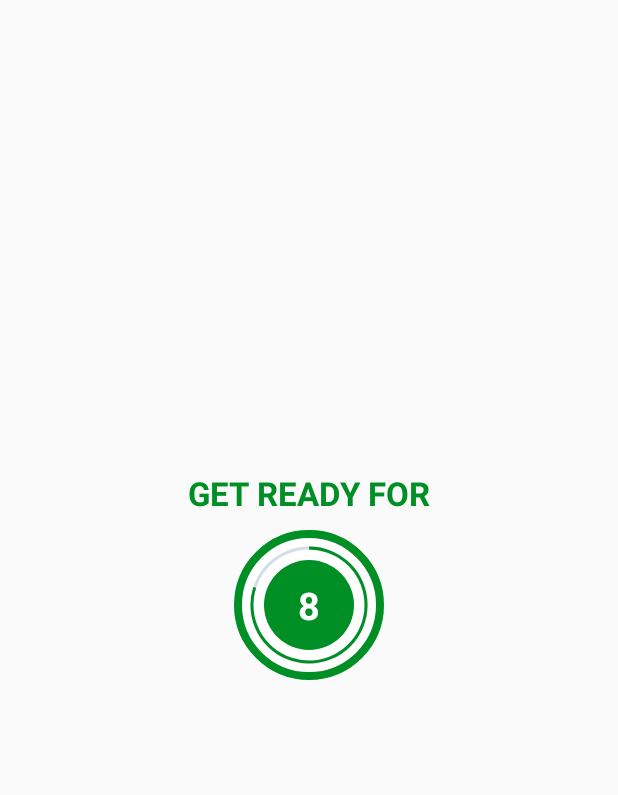
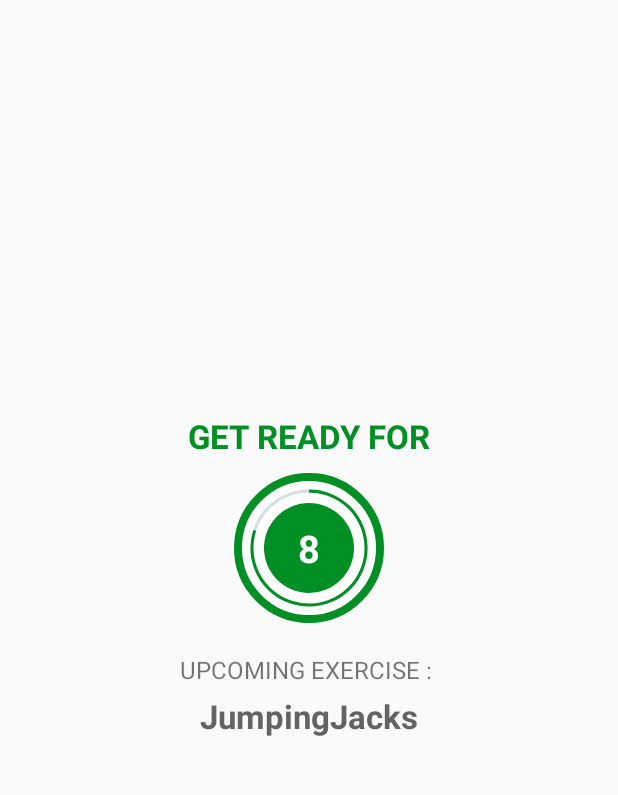
Before and after one commit to Dalber95/7MinuteWorkout, an Android app: the ExerciseActivity screen opened directly, with no data from a screen before it, on a phone screen of 412 x 824 dp, the part 84-879 px from its top. Run offline under Robolectric (Android 15) with nearby library versions, the phone set to English and light mode, and no system bars.

Commit message:
Adding Text To Speech

```diff
--- a/app/src/main/java/pl/krusiec/a7minuteworkout/ExerciseActivity.kt
+++ b/app/src/main/java/pl/krusiec/a7minuteworkout/ExerciseActivity.kt
@@ -3,11 +3,15 @@ package pl.krusiec.a7minuteworkout
 import androidx.appcompat.app.AppCompatActivity
 import android.os.Bundle
 import android.os.CountDownTimer
+import android.speech.tts.TextToSpeech
+import android.util.Log
 import android.view.View
 import android.widget.Toast
 import kotlinx.android.synthetic.main.activity_exercise.*
+import java.util.*
+import kotlin.collections.ArrayList
 
-class ExerciseActivity : AppCompatActivity() {
+class ExerciseActivity : AppCompatActivity(), TextToSpeech.OnInitListener {
 
     private var restTimer: CountDownTimer? = null
     private var restProgress = 0
@@ -17,6 +21,8 @@ class ExerciseActivity : AppCompatActivity() {
 
     private var exerciseList: ArrayList<ExerciseModel>? = null
     private var currentExercisePosition = -1
+
+    private var tts: TextToSpeech? = null
 
 
     override fun onCreate(savedInstanceState: Bundle?) {
@@ -31,9 +37,10 @@ class ExerciseActivity : AppCompatActivity() {
             onBackPressed()
         }
 
-        setupRestView()
+        tts = TextToSpeech(this, this)
 
         exerciseList = Constants.defaultExerciseList()
+        setupRestView()
     }
 
     override fun onDestroy() {
@@ -41,6 +48,17 @@ class ExerciseActivity : AppCompatActivity() {
             restTimer!!.cancel()
             restProgress = 0
         }
+
+        if (exerciseTimer != null) {
+            exerciseTimer!!.cancel()
+            exerciseProgress = 0
+        }
+
+        if (tts != null) {
+            tts!!.stop()
+            tts!!.shutdown()
+        }
+
         super.onDestroy()
     }
 
@@ -70,6 +88,8 @@ class ExerciseActivity : AppCompatActivity() {
             restProgress = 0
         }
 
+        tvUpcomingExerciseName.text = exerciseList!![currentExercisePosition + 1].getName()
+
         setRestProgressBar()
     }
 
@@ -87,7 +107,11 @@ class ExerciseActivity : AppCompatActivity() {
                 if (currentExercisePosition < exerciseList?.size!! - 1) {
                     setupRestView()
                 } else {
-                    Toast.makeText(this@ExerciseActivity, "Congratulations! You have completed the 7 minutes workout.", Toast.LENGTH_SHORT).show()
+                    Toast.makeText(
+                        this@ExerciseActivity,
+                        "Congratulations! You have completed the 7 minutes workout.",
+                        Toast.LENGTH_SHORT
+                    ).show()
                 }
             }
         }.start()
@@ -102,9 +126,26 @@ class ExerciseActivity : AppCompatActivity() {
             exerciseProgress = 0
         }
 
+        speakOut(exerciseList!![currentExercisePosition].getName())
+
         setExerciseProgressBar()
 
         ivImage.setImageResource(exerciseList!![currentExercisePosition].getImage())
         tvExerciseName.text = exerciseList!![currentExercisePosition].getName()
     }
+
+    override fun onInit(status: Int) {
+        if (status == TextToSpeech.SUCCESS) {
+            val result = tts!!.setLanguage(Locale.US)
+            if (result == TextToSpeech.LANG_MISSING_DATA || result == TextToSpeech.LANG_NOT_SUPPORTED) {
+                Log.e("TTS", "The Language specified is not supported!")
+            }
+        } else {
+            Log.e("TTS", "Initialization Failed!")
+        }
+    }
+
+    private fun speakOut(text: String) {
+        tts!!.speak(text, TextToSpeech.QUEUE_FLUSH, null, "")
+    }
 }
--- a/app/src/main/res/layout/activity_exercise.xml
+++ b/app/src/main/res/layout/activity_exercise.xml
@@ -71,6 +71,23 @@
 
         </FrameLayout>
 
+        <TextView
+            android:layout_width="wrap_content"
+            android:layout_height="wrap_content"
+            android:layout_marginTop="20dp"
+            android:text="UPCOMING EXERCISE : "
+            android:textSize="16sp" />
+
+        <TextView
+            android:id="@+id/tvUpcomingExerciseName"
+            android:layout_width="wrap_content"
+            android:layout_height="wrap_content"
+            android:layout_marginTop="5dp"
+            android:textColor="@color/colorPrimary"
+            android:textSize="22sp"
+            android:textStyle="bold"
+            tools:text="Exercise Name" />
+
     </LinearLayout>
 
     <LinearLayout
```
